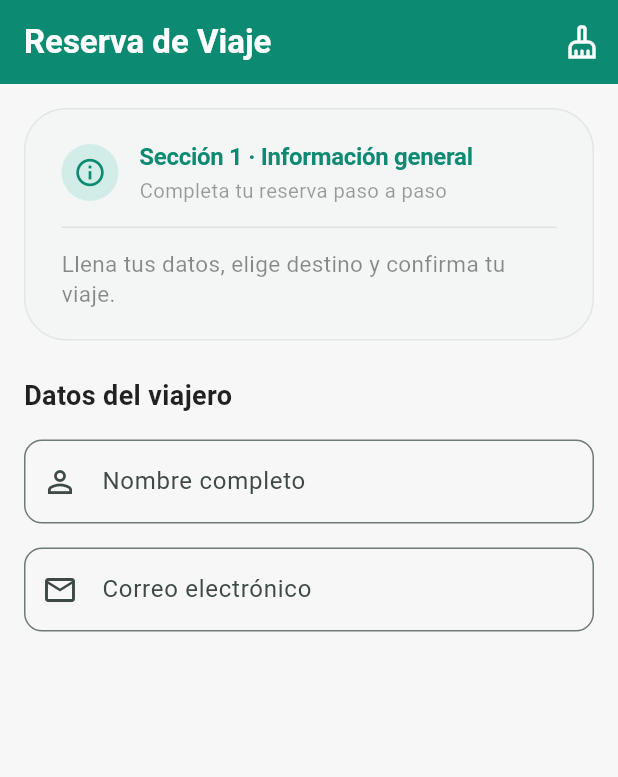
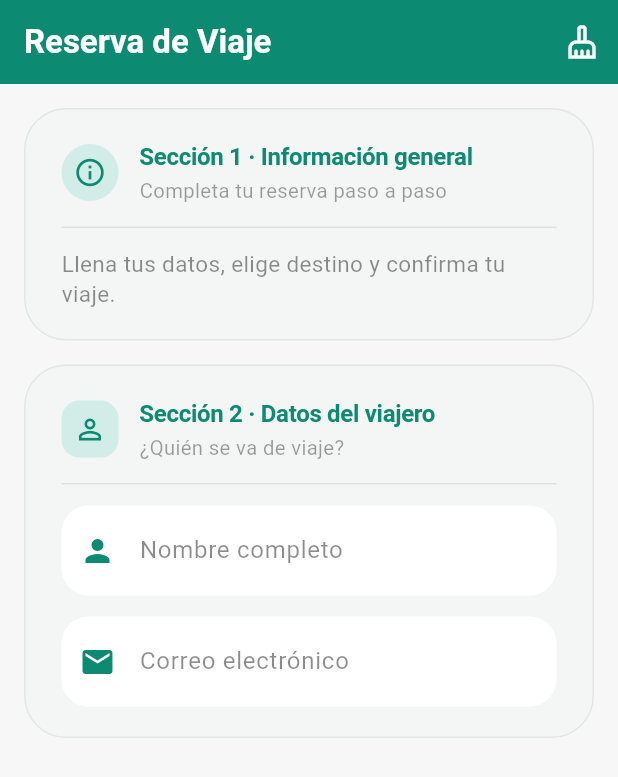
Before and after one commit to InfanteChan/Fundamentos-de-Desarrollo-Movil, a Flutter app: the screen it shows after launch, on a phone screen of 412 x 824 dp. Shown: the top 777 px of the screen. Run offline on Flutter 3.47's test engine with Material 3 defaults, Android fonts, the phone set to English and light mode, and no system bars.

Commit message:
Seccion 2 Correccion
Capsula y cambio de color

```diff
--- a/Parcial 1/examen_practico_1/lib/main.dart
+++ b/Parcial 1/examen_practico_1/lib/main.dart
@@ -146,38 +146,104 @@ class _MyHomePageState extends State<MyHomePage> {
                 ),
               ),
             ),
-            const SizedBox(height: 24.0),
-            const Text(
-              'Datos del viajero',
-              style: TextStyle(
-                color: Colors.black87,
-                fontSize: 18,
-                fontWeight: FontWeight.bold,
+
+            const SizedBox(height: 16.0),
+
+            Container(
+              decoration: BoxDecoration(
+                color: const Color(0xFFF4F6F5),
+                borderRadius: BorderRadius.circular(28.0),
+                border: Border.all(color: const Color(0xFFE2E6E4), width: 1),
+              ),
+              child: Padding(
+                padding: const EdgeInsets.symmetric(horizontal: 24.0, vertical: 20.0),
+                child: Column(
+                  crossAxisAlignment: CrossAxisAlignment.start,
+                  children: [
+                    Row(
+                      crossAxisAlignment: CrossAxisAlignment.center,
+                      children: [
+                        Container(
+                          padding: const EdgeInsets.all(8.0),
+                          decoration: BoxDecoration(
+                            color: const Color(0xFFD2EDE8),
+                            borderRadius: BorderRadius.circular(12.0),
+                          ),
+                          child: const Icon(
+                            Icons.person_outline,
+                            color: mainGreen,
+                            size: 22,
                           ),
                         ),
-            const SizedBox(height: 16.0),
+                        const SizedBox(width: 14.0),
+                        const Expanded(
+                          child: Column(
+                            crossAxisAlignment: CrossAxisAlignment.start,
+                            children: [
+                              Text(
+                                'Sección 2 · Datos del viajero',
+                                style: TextStyle(
+                                  color: mainGreen,
+                                  fontSize: 16,
+                                  fontWeight: FontWeight.bold,
+                                  letterSpacing: -0.2,
+                                ),
+                              ),
+                              SizedBox(height: 2.0),
+                              Text(
+                                '¿Quién se va de viaje?',
+                                style: TextStyle(
+                                  color: Colors.black38,
+                                  fontSize: 13.5,
+                                ),
+                              ),
+                            ],
+                          ),
+                        ),
+                      ],
+                    ),
+                    const Padding(
+                      padding: EdgeInsets.symmetric(vertical: 14.0),
+                      child: Divider(
+                        color: Color(0xFFE0E0E0),
+                        thickness: 1,
+                        height: 1,
+                      ),
+                    ),
                     TextFormField(
                       controller: _nombreController,
-              decoration: const InputDecoration(
-                labelText: 'Nombre completo',
-                hintText: 'Ej: Ana Garcia',
+                      decoration: InputDecoration(
+                        hintText: 'Nombre completo',
+                        hintStyle: const TextStyle(color: Colors.black45, fontSize: 16),
+                        filled: true,
+                        fillColor: Colors.white,
+                        prefixIcon: const Icon(Icons.person, color: mainGreen),
+                        contentPadding: const EdgeInsets.symmetric(vertical: 18.0),
                         border: OutlineInputBorder(
-                  borderRadius: BorderRadius.all(Radius.circular(12.0)),
-                ),
-                prefixIcon: Icon(Icons.person_outline),
+                          borderRadius: BorderRadius.circular(18.0),
+                          borderSide: BorderSide.none,
                         ),
                       ),
-            const SizedBox(height: 16.0),
+                    ),
+                    const SizedBox(height: 14.0),
                     TextFormField(
                       controller: _correoController,
                       keyboardType: TextInputType.emailAddress,
-              decoration: const InputDecoration(
-                labelText: 'Correo electrónico',
-                hintText: 'Ej: ana@correo.com',
+                      decoration: InputDecoration(
+                        hintText: 'Correo electrónico',
+                        hintStyle: const TextStyle(color: Colors.black45, fontSize: 16),
+                        filled: true,
+                        fillColor: Colors.white,
+                        prefixIcon: const Icon(Icons.email, color: mainGreen),
+                        contentPadding: const EdgeInsets.symmetric(vertical: 18.0),
                         border: OutlineInputBorder(
-                  borderRadius: BorderRadius.all(Radius.circular(12.0)),
+                          borderRadius: BorderRadius.circular(18.0),
+                          borderSide: BorderSide.none,
                         ),
-                prefixIcon: Icon(Icons.email_outlined),
+                      ),
+                    ),
+                  ],
+                ),
               ),
             ),
           ],
```
Lines whose indentation alone changed are shown as unchanged.
